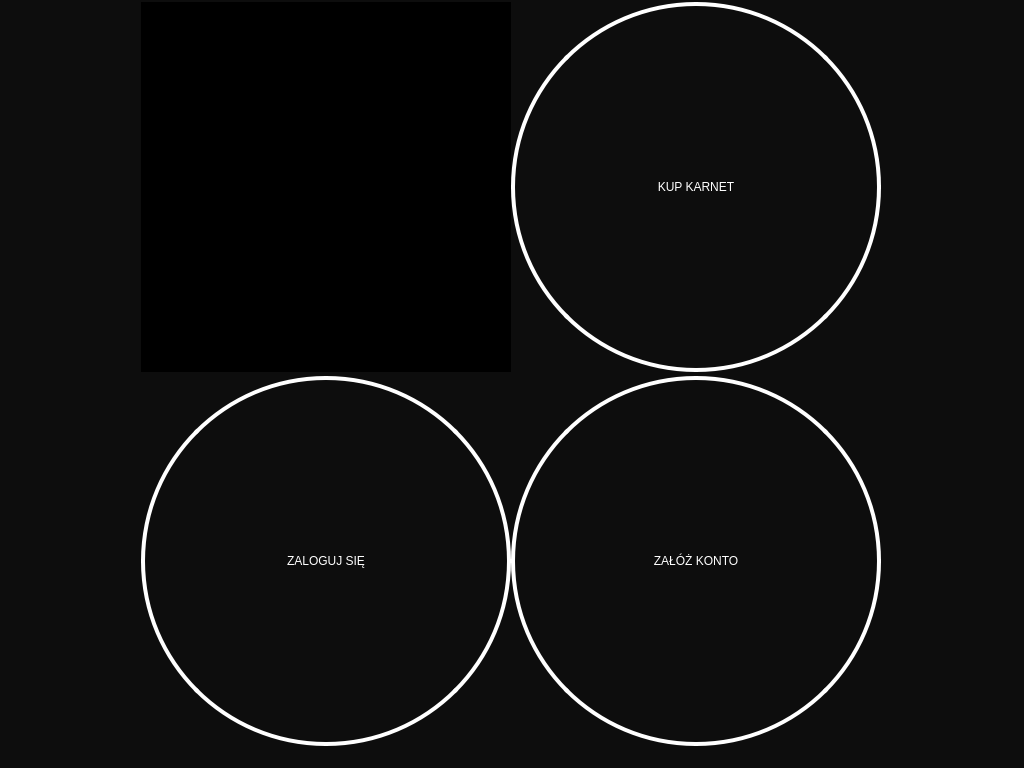
Old version of the form Raspberry QT/mainwindow.ui in the repository lukaszwazny/E-kiosk.
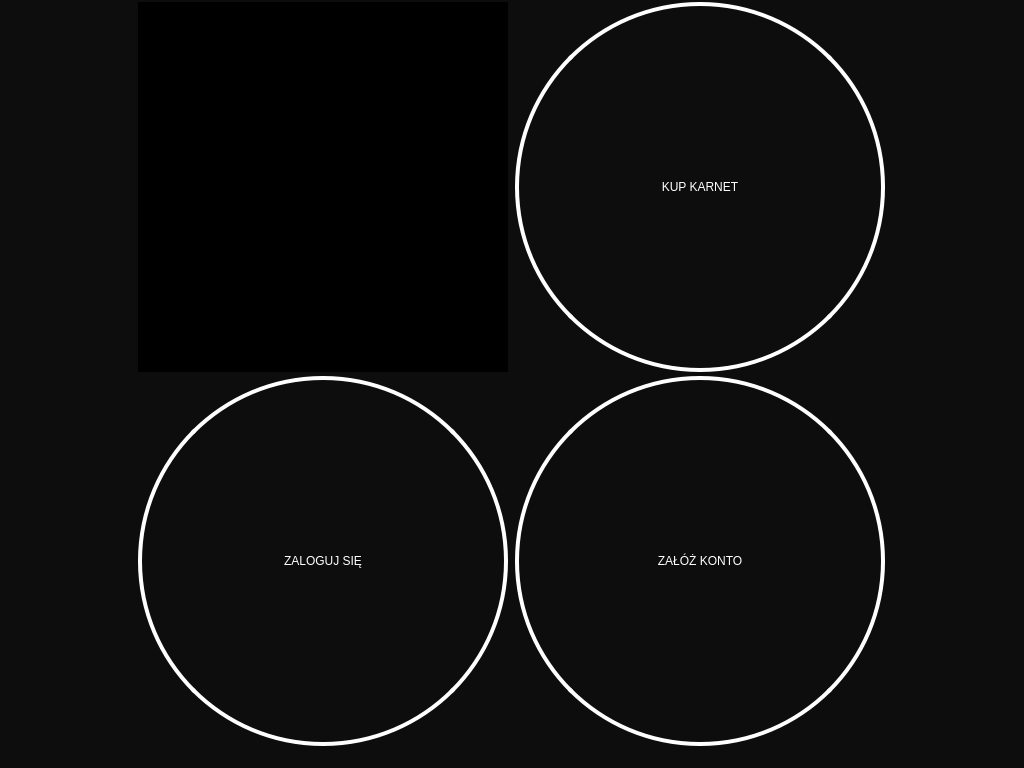
New version of the form. Icons and pictures are not drawn.

```diff
--- a/Raspberry QT/mainwindow.ui
+++ b/Raspberry QT/mainwindow.ui
@@ -38,7 +38,7 @@
    <widget class="QPushButton" name="kupKarnetButton">
     <property name="geometry">
      <rect>
-      <x>511</x>
+      <x>515</x>
       <y>2</y>
       <width>370</width>
       <height>370</height>
@@ -71,7 +71,7 @@
    <widget class="QPushButton" name="zalozKontoButton">
     <property name="geometry">
      <rect>
-      <x>511</x>
+      <x>515</x>
       <y>376</y>
       <width>370</width>
       <height>370</height>
@@ -98,7 +98,7 @@
    <widget class="QPushButton" name="zalogujSieButton">
     <property name="geometry">
      <rect>
-      <x>141</x>
+      <x>138</x>
       <y>376</y>
       <width>370</width>
       <height>370</height>
@@ -125,7 +125,7 @@
    <widget class="QFrame" name="frame">
     <property name="geometry">
      <rect>
-      <x>141</x>
+      <x>138</x>
       <y>2</y>
       <width>370</width>
       <height>370</height>
```
